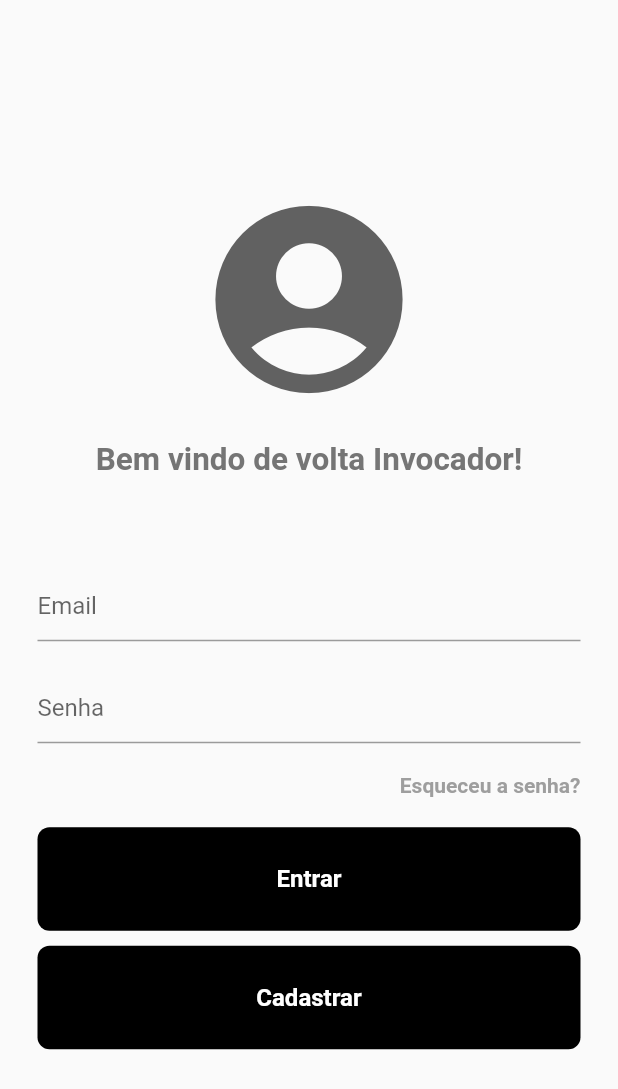
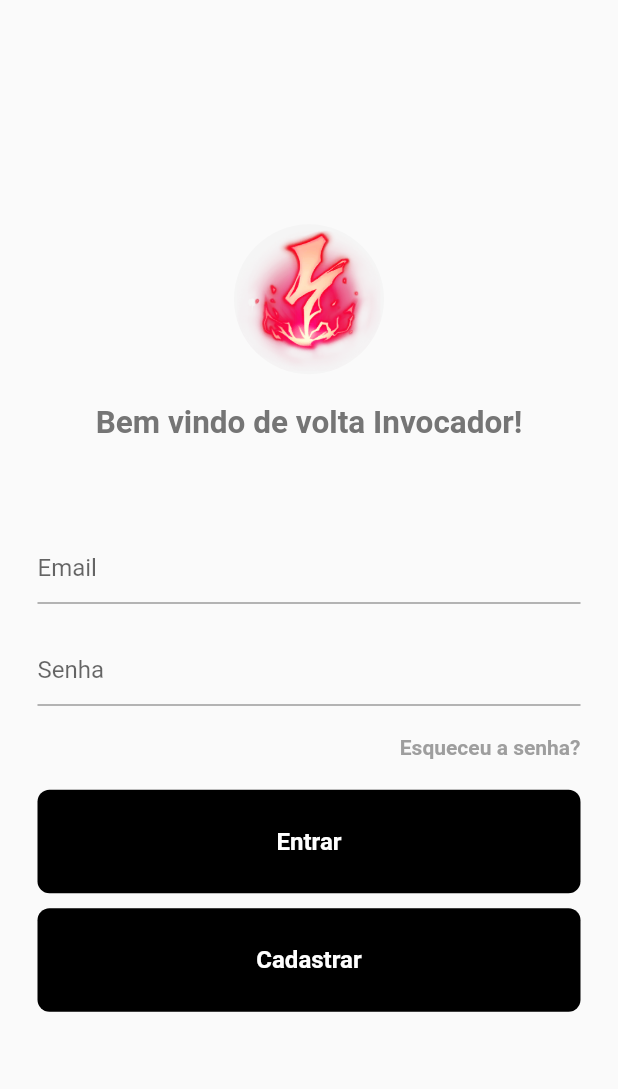
Before and after one commit to Guma325/ProAnalyzer, a Flutter app: the screen it shows after launch, on a phone screen of 412 x 824 dp. Shown: the top 1089 px of the screen. Run offline on Flutter 3.47's test engine with Material 2 defaults, Android fonts, the phone set to English and light mode, and no system bars; our stand-ins replace email_validator, google_nav_bar.

Commit message:
feat.: major design changes
changes in login_page icon,
changes in navbar color,
more summoners in summoner repository

```diff
--- a/lib/pages/login_page.dart
+++ b/lib/pages/login_page.dart
@@ -50,10 +50,9 @@ class _LoginPageState extends State<LoginPage> {
         child: Column(
           mainAxisAlignment: MainAxisAlignment.center,
           children: [
-            Icon(
-              Icons.account_circle_sharp,
-              size: 150,
-              color: Colors.grey[700],
+            const CircleAvatar(
+              maxRadius: 50,
+              backgroundImage: AssetImage("images/Electrocute.png"),
             ),
             const SizedBox(height: 20),
             Text(
--- a/lib/pages/navbar_page.dart
+++ b/lib/pages/navbar_page.dart
@@ -1,6 +1,5 @@
 import 'package:flutter/material.dart';
 import 'package:myapp/components/bottom_navbar.dart';
-import 'package:myapp/pages/login_page.dart';
 import 'package:myapp/pages/home_page.dart';
 import 'package:myapp/pages/profile_page.dart';
 
@@ -19,15 +18,16 @@ class _NavBarPageState extends State<NavBarPage> {
     });
   }
 
-  final List<Widget> _pages = [
+  final List _pages = [
     const HomePage(),
     const ProfilePage(),
-    const LoginPage()
+    const Center(),
   ];
 
   @override
   Widget build(BuildContext context) {
     return Scaffold(
+      backgroundColor: Colors.grey[300],
       bottomNavigationBar: MyBottomNavbar(
         onTabChange: (index) => navigateBottomBar(index),
       ),
```
Also changed, not shown: lib/repositories/summoner_repository.dart (+28 -0 lines).
